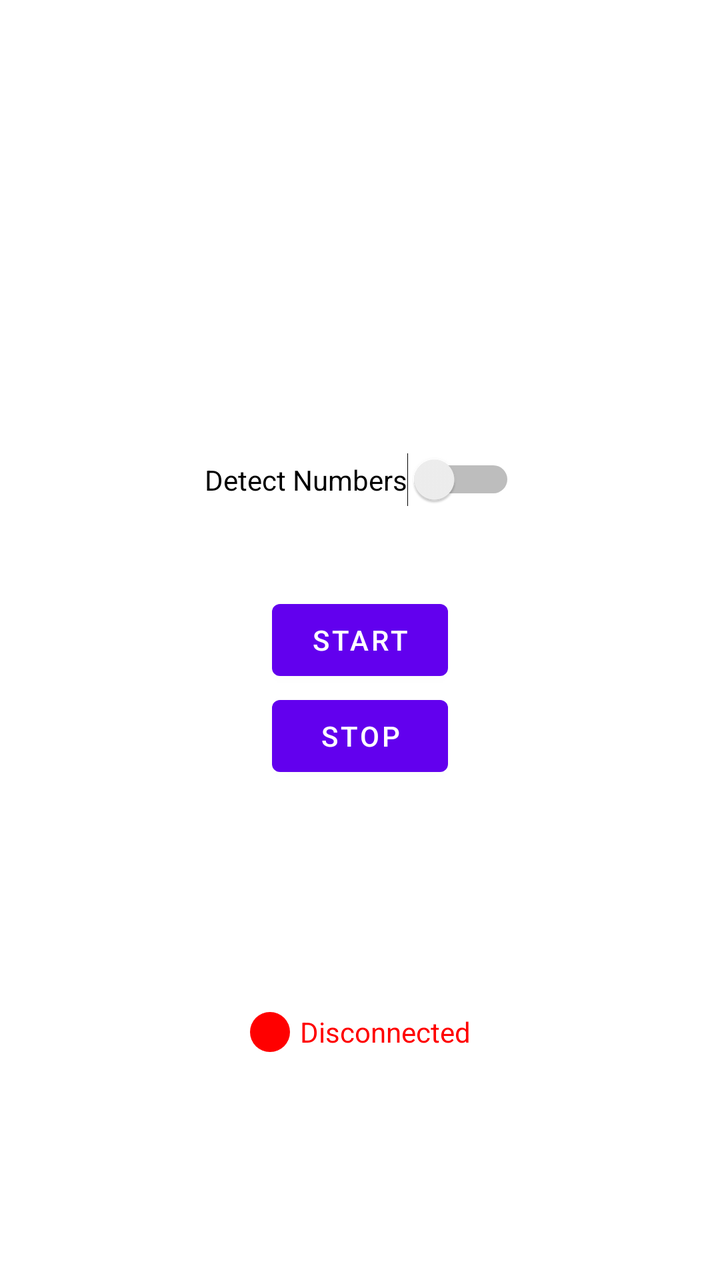
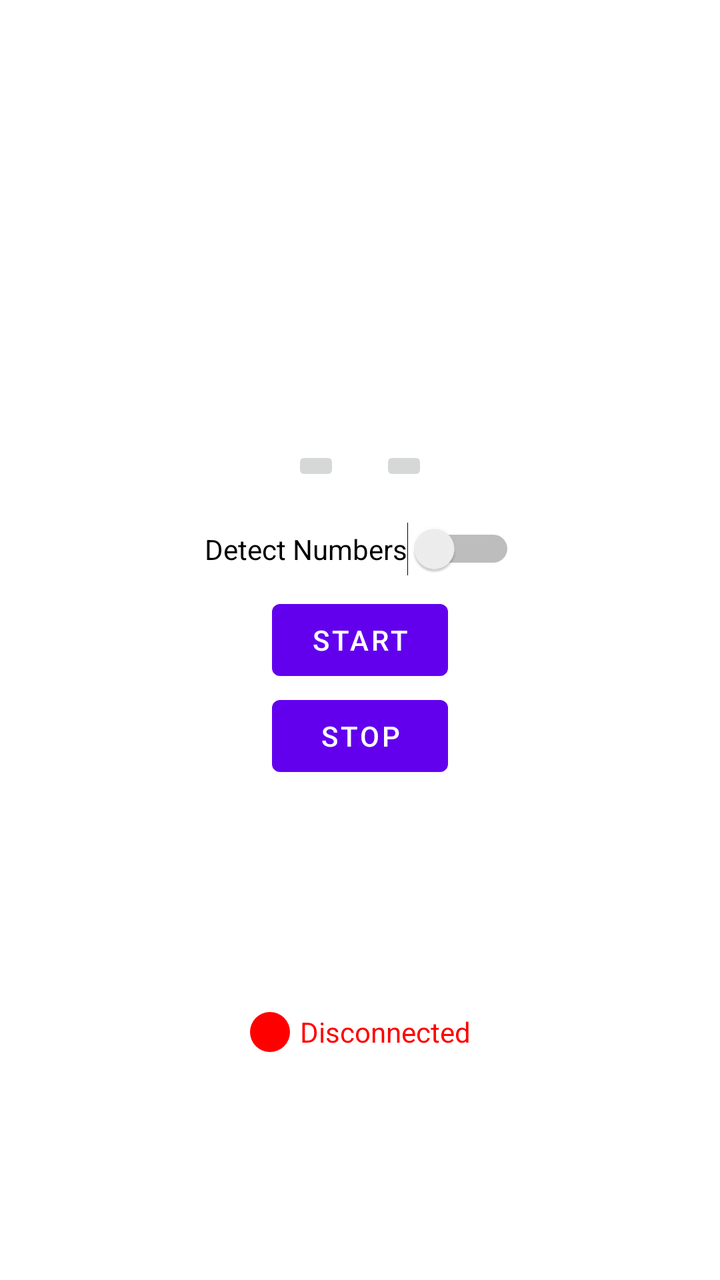

Before-and-after screenshots of an Android layout around one commit, followed by the original layout XML and the change that was made.
<!-- AndroidManifest.xml: application theme Theme.ScreenRecorder -->
<!-- res/layout/activity_main.xml -->
<?xml version="1.0" encoding="utf-8"?>
<androidx.constraintlayout.widget.ConstraintLayout xmlns:android="http://schemas.android.com/apk/res/android"
    xmlns:app="http://schemas.android.com/apk/res-auto"
    xmlns:tools="http://schemas.android.com/tools"
    android:layout_width="match_parent"
    android:layout_height="match_parent"
    tools:context=".MainActivity">

    <LinearLayout
        android:layout_width="match_parent"
        android:layout_height="wrap_content"
        android:background="#00000000"
        android:layout_marginTop="50dp"
        android:gravity="center"
        android:orientation="horizontal"
        app:layout_constraintEnd_toEndOf="parent"
        app:layout_constraintStart_toStartOf="parent"
        app:layout_constraintTop_toTopOf="parent">

        <ImageView
            android:layout_width="wrap_content"
            android:layout_height="120dp"
            android:scaleX="2.5"
            android:scaleY="2.5"
            android:src="@mipmap/app_logo" />
    </LinearLayout>

    <Button
        android:id="@+id/startButton"
        android:layout_width="wrap_content"
        android:layout_height="wrap_content"
        android:text="START"
        app:layout_constraintBottom_toBottomOf="parent"
        app:layout_constraintEnd_toEndOf="parent"
        app:layout_constraintStart_toStartOf="parent"
        app:layout_constraintTop_toTopOf="parent" />

    <Button
        android:id="@+id/stopButton"
        android:layout_width="wrap_content"
        android:layout_height="wrap_content"
        android:text="STOP"
        app:layout_constraintEnd_toEndOf="parent"
        app:layout_constraintStart_toStartOf="parent"
        app:layout_constraintTop_toBottomOf="@+id/startButton" />

    <LinearLayout
        android:layout_width="wrap_content"
        android:layout_height="wrap_content"
        android:orientation="horizontal"
        app:flow_horizontalGap="5dp"
        app:flow_verticalGap="2dp"
        app:layout_constraintBottom_toBottomOf="parent"
        app:layout_constraintEnd_toEndOf="parent"
        app:layout_constraintStart_toStartOf="parent"
        app:layout_constraintTop_toBottomOf="@+id/stopButton">

        <View
            android:id="@+id/connectionstatusicon"
            android:layout_width="20dp"
            android:layout_height="20dp"
            android:layout_marginEnd="5dp"
            android:background="@drawable/connectionstatusdrawable"
            android:layout_weight="0" />

        <TextView
            android:id="@+id/connectionstatus"
            android:layout_width="wrap_content"
            android:layout_height="wrap_content"
            android:layout_gravity="center_vertical"
            android:layout_weight="0"
            android:gravity="center_vertical"
            android:text="Disconnected"
            android:textColor="#FF0000" />
    </LinearLayout>

    <LinearLayout
        android:id="@+id/linearLayout"
        android:layout_width="wrap_content"
        android:layout_height="wrap_content"
        android:orientation="vertical"
        android:visibility="invisible"
        app:layout_constraintBottom_toTopOf="@+id/startButton"
        app:layout_constraintEnd_toEndOf="parent"
        app:layout_constraintStart_toStartOf="parent"
        app:layout_constraintTop_toTopOf="parent">

        <LinearLayout
            android:layout_width="match_parent"
            android:layout_height="wrap_content"
            android:orientation="horizontal">

            <com.google.android.material.button.MaterialButtonToggleGroup
                android:id="@+id/toggle_button_group"
                android:layout_width="wrap_content"
                android:layout_height="wrap_content">

                <com.google.android.material.button.MaterialButton
                    android:id="@+id/portrait"
                    android:layout_width="wrap_content"
                    android:layout_height="wrap_content"
                    android:layout_weight="1"
                    android:checkable="true"
                    app:icon="@drawable/ic_portrait"
                    app:iconGravity="textTop"
                    app:iconSize="24dp" />

                <TextView
                    android:id="@+id/textView"
                    android:layout_width="wrap_content"
                    android:layout_height="wrap_content"
                    android:text="Display Orientation" />

                <com.google.android.material.button.MaterialButton
                    android:id="@+id/landscape"
                    android:layout_width="wrap_content"
                    android:layout_height="wrap_content"
                    android:layout_weight="1"
                    android:checkable="true"
                    app:icon="@drawable/ic_landscape"
                    app:iconGravity="textTop"
                    app:iconSize="24dp" />

            </com.google.android.material.button.MaterialButtonToggleGroup>
        </LinearLayout>

    </LinearLayout>

    <Switch
        android:id="@+id/detectNumbers"
        android:layout_width="wrap_content"
        android:layout_height="wrap_content"
        android:text="Detect Numbers"
        app:layout_constraintBottom_toTopOf="@+id/startButton"
        app:layout_constraintEnd_toEndOf="parent"
        app:layout_constraintStart_toStartOf="parent"
        app:layout_constraintTop_toBottomOf="@+id/linearLayout" />

</androidx.constraintlayout.widget.ConstraintLayout>
<!-- resources referenced by this layout -->
<resources>
  <!-- drawable connectionstatusdrawable (drawable) -->
  <?xml version="1.0" encoding="utf-8"?>
  <shape xmlns:android="http://schemas.android.com/apk/res/android">
      <solid android:color="#FF0000" />
      <corners android:radius="300dp" />
  </shape>
  <!-- drawable ic_landscape (drawable) -->
  <vector android:height="24dp" android:tint="#A0A0A0"
      android:viewportHeight="24" android:viewportWidth="24"
      android:width="24dp" xmlns:android="http://schemas.android.com/apk/res/android">
      <path android:fillColor="@android:color/white" android:pathData="M1.01,7L1,17c0,1.1 0.9,2 2,2h18c1.1,0 2,-0.9 2,-2V7c0,-1.1 -0.9,-2 -2,-2H3c-1.1,0 -1.99,0.9 -1.99,2zM19,7v10H5V7h14z"/>
  </vector>
  <!-- drawable ic_portrait (drawable) -->
  <vector android:height="24dp" android:tint="#A0A0A0"
      android:viewportHeight="24" android:viewportWidth="24"
      android:width="24dp" xmlns:android="http://schemas.android.com/apk/res/android">
      <path android:fillColor="@android:color/white" android:pathData="M17,1.01L7,1c-1.1,0 -1.99,0.9 -1.99,2v18c0,1.1 0.89,2 1.99,2h10c1.1,0 2,-0.9 2,-2V3c0,-1.1 -0.9,-1.99 -2,-1.99zM17,19H7V5h10v14z"/>
  </vector>
  <!-- mipmap app_logo (mipmap-anydpi-v26) -->
  <?xml version="1.0" encoding="utf-8"?>
  <adaptive-icon xmlns:android="http://schemas.android.com/apk/res/android">
      <background android:drawable="@drawable/app_logo_background"/>
      <foreground android:drawable="@mipmap/app_logo_foreground"/>
  </adaptive-icon>
  <style name="Theme.ScreenRecorder" parent="Theme.MaterialComponents.DayNight.NoActionBar">
          
          <item name="colorPrimary">@color/purple_500</item>
          <item name="colorPrimaryVariant">@color/purple_700</item>
          <item name="colorOnPrimary">@color/white</item>
          
          <item name="colorSecondary">@color/teal_200</item>
          <item name="colorSecondaryVariant">@color/teal_700</item>
          <item name="colorOnSecondary">@color/black</item>
          
          <item name="android:statusBarColor">?attr/colorPrimaryVariant</item>
          
      </style>
  <!-- drawable app_logo_background: vector/xml drawable (drawable, 4866 chars, omitted) -->
  <color name="purple_500">#FF6200EE</color>
  <color name="purple_700">#FF3700B3</color>
  <color name="white">#FFFFFFFF</color>
  <color name="teal_200">#FF03DAC5</color>
  <color name="teal_700">#FF018786</color>
  <color name="black">#FF000000</color>
</resources>

<!-- the commit's change to res/layout/activity_main.xml (unified diff, before → after) -->
@@ -7,10 +7,11 @@
     tools:context=".MainActivity">
 
     <LinearLayout
+        android:id="@+id/linearLayout2"
         android:layout_width="match_parent"
         android:layout_height="wrap_content"
+        android:layout_marginTop="50dp"
         android:background="#00000000"
-        android:layout_marginTop="50dp"
         android:gravity="center"
         android:orientation="horizontal"
         app:layout_constraintEnd_toEndOf="parent"
@@ -79,49 +80,35 @@
         android:layout_width="wrap_content"
         android:layout_height="wrap_content"
         android:orientation="vertical"
-        android:visibility="invisible"
         app:layout_constraintBottom_toTopOf="@+id/startButton"
         app:layout_constraintEnd_toEndOf="parent"
         app:layout_constraintStart_toStartOf="parent"
-        app:layout_constraintTop_toTopOf="parent">
+        app:layout_constraintTop_toBottomOf="@+id/linearLayout2">
 
         <LinearLayout
             android:layout_width="match_parent"
             android:layout_height="wrap_content"
             android:orientation="horizontal">
 
-            <com.google.android.material.button.MaterialButtonToggleGroup
-                android:id="@+id/toggle_button_group"
-                android:layout_width="wrap_content"
-                android:layout_height="wrap_content">
-
-                <com.google.android.material.button.MaterialButton
-                    android:id="@+id/portrait"
+                <ImageButton
+                    android:id="@+id/huionnotebtn"
                     android:layout_width="wrap_content"
                     android:layout_height="wrap_content"
-                    android:layout_weight="1"
-                    android:checkable="true"
-                    app:icon="@drawable/ic_portrait"
-                    app:iconGravity="textTop"
-                    app:iconSize="24dp" />
+                    android:src="@mipmap/huion_note"
+                    android:layout_margin="10dp"/>
 
-                <TextView
-                    android:id="@+id/textView"
+
+
+
+
+
+
+                <ImageButton
+                    android:id="@+id/iarvelbtn"
                     android:layout_width="wrap_content"
                     android:layout_height="wrap_content"
-                    android:text="Display Orientation" />
-
-                <com.google.android.material.button.MaterialButton
-                    android:id="@+id/landscape"
-                    android:layout_width="wrap_content"
-                    android:layout_height="wrap_content"
-                    android:layout_weight="1"
-                    android:checkable="true"
-                    app:icon="@drawable/ic_landscape"
-                    app:iconGravity="textTop"
-                    app:iconSize="24dp" />
-
-            </com.google.android.material.button.MaterialButtonToggleGroup>
+                    android:src="@mipmap/iarvel_magic"
+                    android:layout_margin="10dp"/>
         </LinearLayout>
 
     </LinearLayout>
<!-- resource entries referenced after the edit -->
@@ -6,23 +6,23 @@
       <solid android:color="#FF0000" />
       <corners android:radius="300dp" />
   </shape>
-  <!-- drawable ic_landscape (drawable) -->
-  <vector android:height="24dp" android:tint="#A0A0A0"
-      android:viewportHeight="24" android:viewportWidth="24"
-      android:width="24dp" xmlns:android="http://schemas.android.com/apk/res/android">
-      <path android:fillColor="@android:color/white" android:pathData="M1.01,7L1,17c0,1.1 0.9,2 2,2h18c1.1,0 2,-0.9 2,-2V7c0,-1.1 -0.9,-2 -2,-2H3c-1.1,0 -1.99,0.9 -1.99,2zM19,7v10H5V7h14z"/>
-  </vector>
-  <!-- drawable ic_portrait (drawable) -->
-  <vector android:height="24dp" android:tint="#A0A0A0"
-      android:viewportHeight="24" android:viewportWidth="24"
-      android:width="24dp" xmlns:android="http://schemas.android.com/apk/res/android">
-      <path android:fillColor="@android:color/white" android:pathData="M17,1.01L7,1c-1.1,0 -1.99,0.9 -1.99,2v18c0,1.1 0.89,2 1.99,2h10c1.1,0 2,-0.9 2,-2V3c0,-1.1 -0.9,-1.99 -2,-1.99zM17,19H7V5h10v14z"/>
-  </vector>
   <!-- mipmap app_logo (mipmap-anydpi-v26) -->
   <?xml version="1.0" encoding="utf-8"?>
   <adaptive-icon xmlns:android="http://schemas.android.com/apk/res/android">
       <background android:drawable="@drawable/app_logo_background"/>
       <foreground android:drawable="@mipmap/app_logo_foreground"/>
+  </adaptive-icon>
+  <!-- mipmap huion_note (mipmap-anydpi-v26) -->
+  <?xml version="1.0" encoding="utf-8"?>
+  <adaptive-icon xmlns:android="http://schemas.android.com/apk/res/android">
+      <background android:drawable="@drawable/huion_note_background"/>
+      <foreground android:drawable="@mipmap/huion_note_foreground"/>
+  </adaptive-icon>
+  <!-- mipmap iarvel_magic (mipmap-anydpi-v26) -->
+  <?xml version="1.0" encoding="utf-8"?>
+  <adaptive-icon xmlns:android="http://schemas.android.com/apk/res/android">
+      <background android:drawable="@drawable/iarvel_magic_background"/>
+      <foreground android:drawable="@mipmap/iarvel_magic_foreground"/>
   </adaptive-icon>
   <style name="Theme.ScreenRecorder" parent="Theme.MaterialComponents.DayNight.NoActionBar">
           
@@ -38,6 +38,8 @@
           
       </style>
   <!-- drawable app_logo_background: vector/xml drawable (drawable, 4866 chars, omitted) -->
+  <!-- drawable huion_note_background: vector/xml drawable (drawable, 4866 chars, omitted) -->
+  <!-- drawable iarvel_magic_background: vector/xml drawable (drawable, 4866 chars, omitted) -->
   <color name="purple_500">#FF6200EE</color>
   <color name="purple_700">#FF3700B3</color>
   <color name="white">#FFFFFFFF</color>
